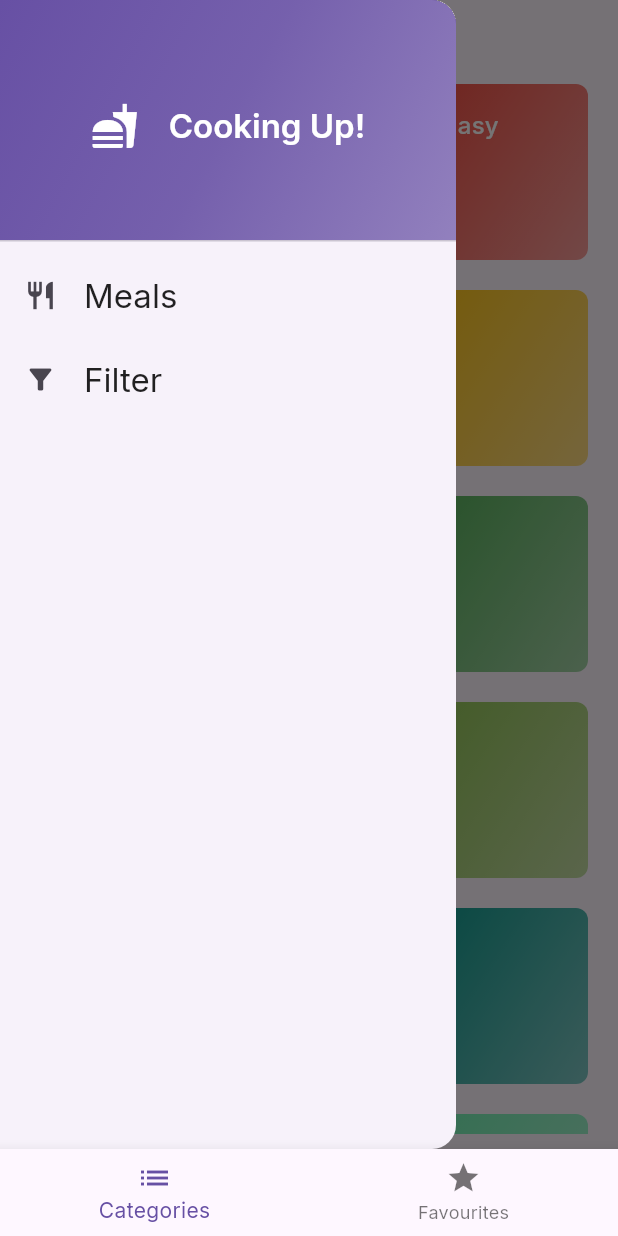
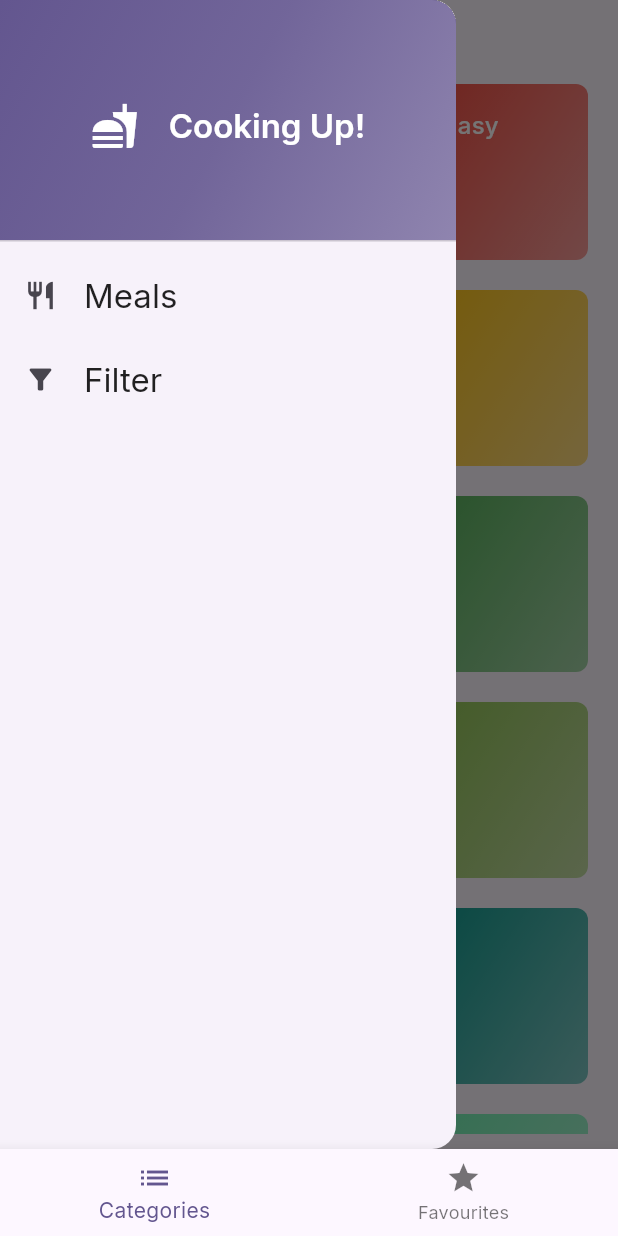
Before and after one commit to InfantAjayVenus/meals_app, a Flutter app: the screen it shows after launch, with the side drawer open, on a phone screen of 412 x 824 dp. Run offline on Flutter 3.47's test engine with Material 2 defaults, Android fonts, the phone set to English and light mode, and no system bars; our stand-ins replace flutter_riverpod, google_fonts, transparent_image.

Commit message:
[theme] patch: modify seedColor

```diff
--- a/lib/main.dart
+++ b/lib/main.dart
@@ -21,6 +21,7 @@ class MyApp extends StatelessWidget {
       theme: ThemeData(
         useMaterial3: true,
         textTheme: GoogleFonts.interTextTheme(),
+        colorScheme: ColorScheme.fromSeed(seedColor: Colors.deepPurpleAccent),
       ),
       home: const AppScreen(),
     );
```
